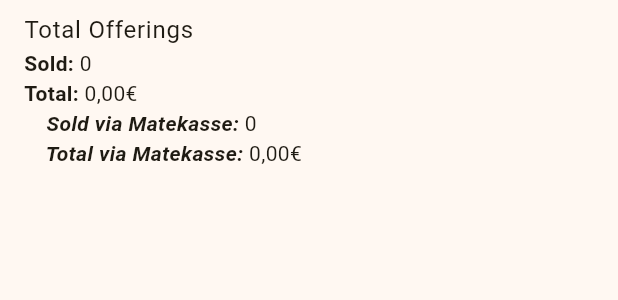
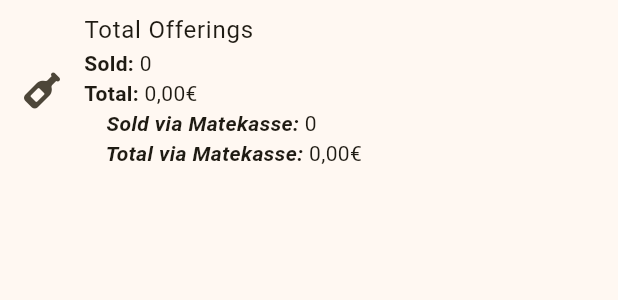
Before and after one commit to matekeller/Matekasse-Website, a Flutter app: the TotalOfferingsListTile widget shown alone on an empty page, opened directly with empty values, on a phone screen of 412 x 824 dp. Shown: the top 300 px of the screen. Run offline on Flutter 3.47's test engine with Material 2 defaults, Android fonts, the phone set to English and light mode, and no system bars; our stand-ins replace cached_network_image, font_awesome_flutter, hive, hive_flutter, jwt_decoder, local_auth and 2 more; missing offline and left inert: circular_menu, linked_scroll_controller, mobile_scanner, textfield_search; accounts and stored records are empty; network calls fail.

Commit message:
fix total offerings list tile having no icon

```diff
--- a/lib/statistics.dart
+++ b/lib/statistics.dart
@@ -507,6 +507,7 @@ class TotalOfferingsListTile extends StatelessWidget {
   @override
   Widget build(BuildContext context) {
     return ListTile(
+        leading: const Icon(FontAwesomeIcons.wineBottle),
         title: const Text("Total Offerings"),
         subtitle: RichText(
           text: TextSpan(
```
